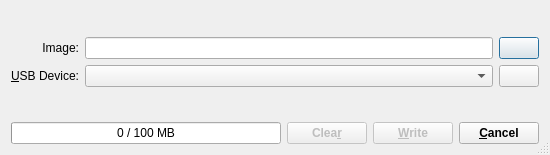
Before: the Qt Designer form imagewriter/maindialog.ui in KDE/isoimagewriter, drawn with Qt 5.
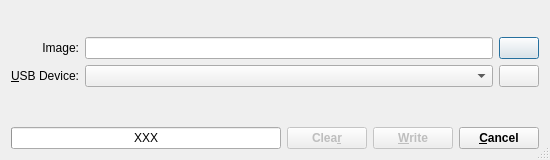
After: the same form once the commit is applied. Icons and pictures are not drawn.

```diff
--- a/imagewriter/maindialog.ui
+++ b/imagewriter/maindialog.ui
@@ -7,7 +7,7 @@
     <x>0</x>
     <y>0</y>
     <width>550</width>
-    <height>155</height>
+    <height>160</height>
    </rect>
   </property>
   <property name="sizePolicy">
@@ -192,7 +192,7 @@
         <number>0</number>
        </property>
        <property name="format">
-        <string>%v / %m MB</string>
+        <string>XXX</string>
        </property>
       </widget>
      </item>
```
Left out of the diff: 13 changed lines with no effect on the pictures.
